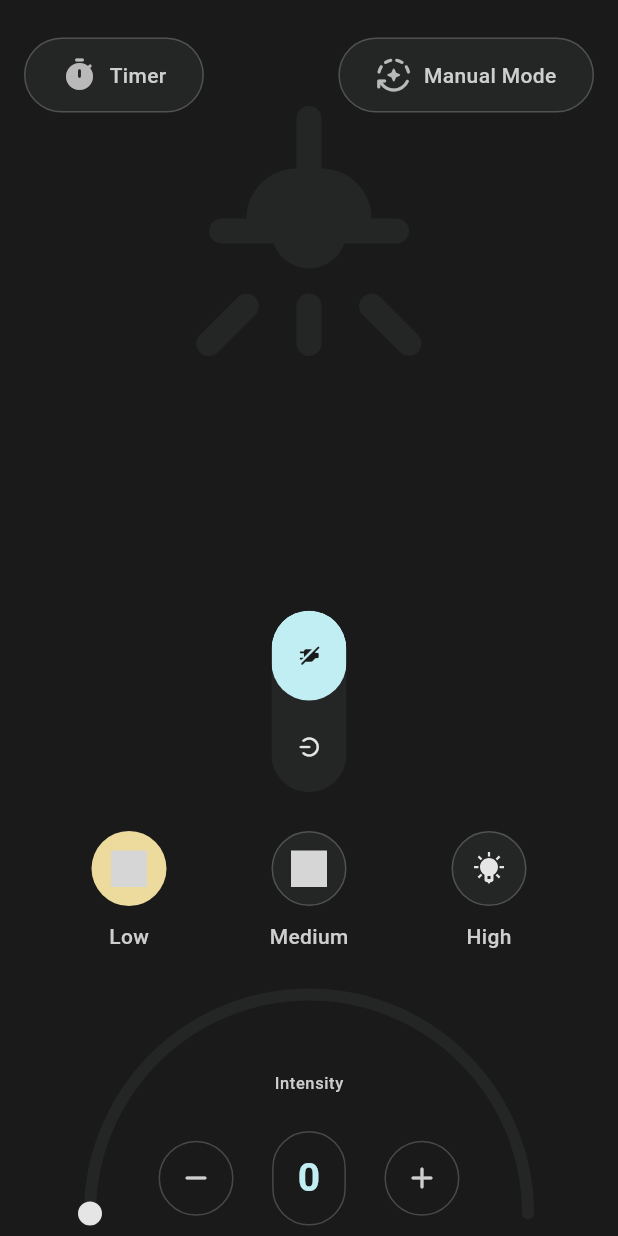
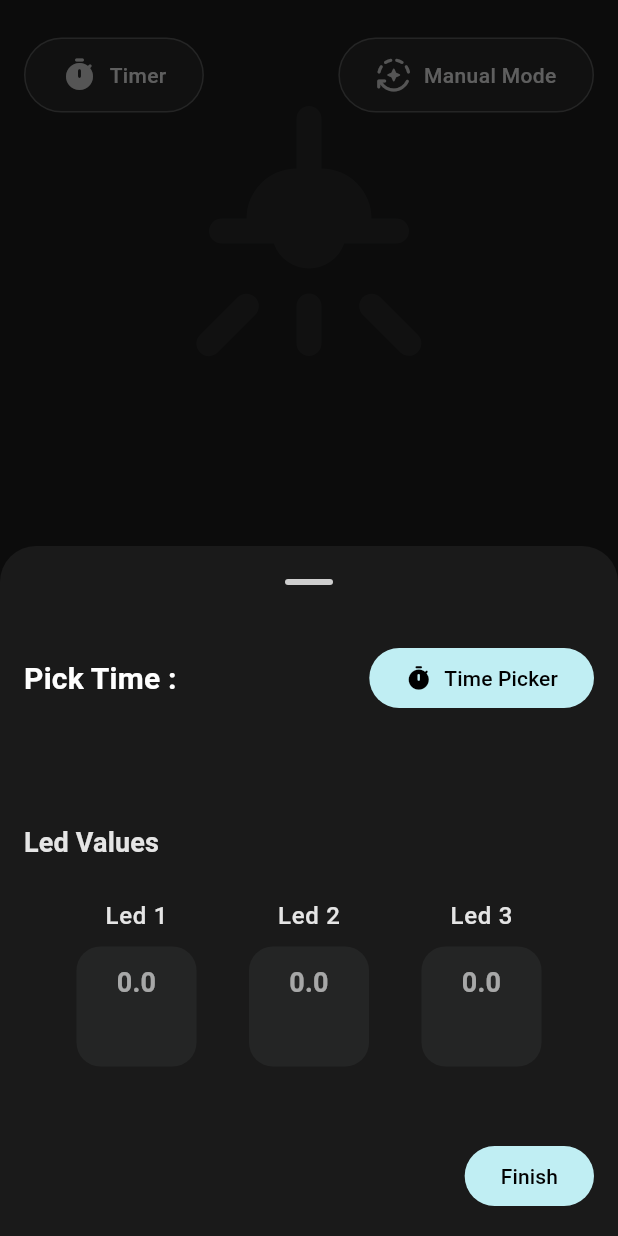
Before and after one commit to KenStarry/Flutter_IOT_Based_Smart_Lighting, a Flutter app: the screen it shows after launch, after a tap on "Timer", on a phone screen of 412 x 824 dp. Run offline on Flutter 3.47's test engine with Material 3 defaults, Android fonts, the phone set to English and light mode, and no system bars; drawn by our look-alikes of sleek_circular_slider, toggle_switch; our stand-ins replace cloud_firestore, firebase_core, flutter_svg, get, slider_button; accounts and stored records are empty; grey boxes are pictures that could not be loaded.

Commit message:
Time picker bottomsheets

```diff
--- a/lib/feature_home/presentation/components/led_toggles_section.dart
+++ b/lib/feature_home/presentation/components/led_toggles_section.dart
@@ -1,6 +1,8 @@
 import 'package:flutter/material.dart';
 import 'package:get/get.dart';
 import 'package:smart_lighting/feature_home/presentation/components/led_pill.dart';
+import 'package:smart_lighting/feature_home/presentation/components/open_bottom_sheet.dart';
+import 'package:smart_lighting/feature_home/presentation/components/time_picker_bottom_sheet.dart';
 import 'package:smart_lighting/feature_home/presentation/controller/home_controller.dart';
 
 class LedTogglesSection extends StatefulWidget {
@@ -33,15 +35,14 @@ class _LedTogglesSectionState extends State<LedTogglesSection> {
         crossAxisAlignment: CrossAxisAlignment.center,
         children: [
           //  timer mode
-          Obx(
-                () => LedPill(
-                title: 'Timer',
-                icon: Icon(Icons.timer_rounded),
-                isActive: false,
-                onTap: () {
+          LedPill(
+              title: 'Timer',
+              icon: Icon(Icons.timer_rounded),
+              isActive: false,
+              onTap: () async {
 
-                }),
-          ),
+                openBottomSheet(content: TimePickerBottomSheet(), onComplete: (){});
+              }),
 
           //  manual mode
           Obx(
--- /dev/null
+++ b/lib/feature_home/presentation/components/open_bottom_sheet.dart
@@ -0,0 +1,27 @@
+import 'package:flutter/material.dart';
+import 'package:get/get.dart';
+
+void openBottomSheet(
+        {required Widget content,
+        required VoidCallback onComplete,
+        double height = 400,
+        bool isElevated = false}) =>
+    showModalBottomSheet(
+      isDismissible: true,
+      enableDrag: true,
+      isScrollControlled: true,
+      useSafeArea: true,
+      context: Get.context!,
+      builder: (context) => isElevated
+          ? Container(
+              height: height,
+              width: double.infinity,
+              padding: const EdgeInsets.all(16),
+              decoration: BoxDecoration(
+                borderRadius: BorderRadius.circular(32),
+                color: Theme.of(context).scaffoldBackgroundColor,
+              ),
+              child: content,
+            )
+          : content,
+    ).whenComplete(() => onComplete());
--- /dev/null
+++ b/lib/feature_home/presentation/components/time_picker_bottom_sheet.dart
@@ -0,0 +1,214 @@
+import 'package:flutter/material.dart';
+
+class TimePickerBottomSheet extends StatefulWidget {
+  const TimePickerBottomSheet({super.key});
+
+  @override
+  State<TimePickerBottomSheet> createState() => _TimePickerBottomSheetState();
+}
+
+class _TimePickerBottomSheetState extends State<TimePickerBottomSheet> {
+  TimeOfDay? time;
+
+  @override
+  Widget build(BuildContext context) {
+    return Padding(
+      padding:
+          EdgeInsets.only(bottom: MediaQuery.of(context).viewInsets.bottom),
+      child: Container(
+        width: double.infinity,
+        height: MediaQuery.of(context).size.height * 0.5,
+        padding: const EdgeInsets.all(16),
+        color: Theme.of(context).scaffoldBackgroundColor,
+        child: Column(
+          crossAxisAlignment: CrossAxisAlignment.start,
+          mainAxisAlignment: MainAxisAlignment.spaceBetween,
+          children: [
+            Column(
+              children: [
+                Row(
+                  mainAxisAlignment: MainAxisAlignment.spaceBetween,
+                  children: [
+                    Text("Pick Time :",
+                        style: Theme.of(context).textTheme.titleMedium),
+                    FilledButton(
+                        onPressed: () async {
+                          final TimeOfDay? pickedTime = await showTimePicker(
+                              context: context, initialTime: TimeOfDay.now());
+
+                          setState(() {
+                            time = pickedTime;
+                          });
+                        },
+                        child: Row(
+                          children: [
+                            Icon(Icons.timer_rounded, color: Colors.black),
+                            const SizedBox(width: 8),
+                            Text(
+                              'Time Picker',
+                              style: TextStyle(
+                                  fontSize: Theme.of(context)
+                                      .textTheme
+                                      .bodyMedium!
+                                      .fontSize,
+                                  fontWeight: Theme.of(context)
+                                      .textTheme
+                                      .bodyMedium!
+                                      .fontWeight,
+                                  color: Colors.black),
+                            ),
+                          ],
+                        ))
+                  ],
+                ),
+                const SizedBox(height: 24),
+                time != null
+                    ? Text(
+                    "Manipulate Leds at ${time!.hourOfPeriod} : ${time!.minute < 10 ? "0${time!.minute}" : time!.minute} ${time!.period.name}",
+                    style: Theme.of(context).textTheme.bodyMedium)
+                    : SizedBox.shrink(),
+              ],
+            ),
+
+            Column(
+              crossAxisAlignment: CrossAxisAlignment.start,
+              children: [
+                Text('Led Values', style: Theme.of(context).textTheme.titleSmall),
+                const SizedBox(height: 24),
+                Row(
+                  mainAxisAlignment: MainAxisAlignment.spaceEvenly,
+                  children: [
+                    Column(
+                      children: [
+                        Text('Led 1',
+                            style: Theme.of(context).textTheme.bodyLarge),
+                        const SizedBox(height: 8),
+                        Container(
+                            width: 80,
+                            height: 80,
+                            decoration: BoxDecoration(
+                              borderRadius: BorderRadius.circular(16),
+                              color: Theme.of(context).primaryColorDark,
+                            ),
+                            child: SizedBox(
+                              height: double.infinity,
+                              width: double.infinity,
+                              child: TextField(
+                                textAlign: TextAlign.center,
+                                style: Theme.of(context).textTheme.titleSmall,
+                                decoration: InputDecoration(
+                                    hintText: '0.0',
+                                    hintStyle: TextStyle(
+                                        fontSize: Theme.of(context)
+                                            .textTheme
+                                            .titleSmall!
+                                            .fontSize,
+                                        fontWeight: Theme.of(context)
+                                            .textTheme
+                                            .titleSmall!
+                                            .fontWeight,
+                                        color: Colors.white.withOpacity(0.6)),
+                                    border: InputBorder.none,
+                                    focusedBorder: InputBorder.none),
+                              ),
+                            )),
+                      ],
+                    ),
+                    Column(
+                      children: [
+                        Text('Led 2',
+                            style: Theme.of(context).textTheme.bodyLarge),
+                        const SizedBox(height: 8),
+                        Container(
+                            width: 80,
+                            height: 80,
+                            decoration: BoxDecoration(
+                              borderRadius: BorderRadius.circular(16),
+                              color: Theme.of(context).primaryColorDark,
+                            ),
+                            child: SizedBox(
+                              height: double.infinity,
+                              width: double.infinity,
+                              child: TextField(
+                                textAlign: TextAlign.center,
+                                style: Theme.of(context).textTheme.titleSmall,
+                                decoration: InputDecoration(
+                                    hintText: '0.0',
+                                    hintStyle: TextStyle(
+                                        fontSize: Theme.of(context)
+                                            .textTheme
+                                            .titleSmall!
+                                            .fontSize,
+                                        fontWeight: Theme.of(context)
+                                            .textTheme
+                                            .titleSmall!
+                                            .fontWeight,
+                                        color: Colors.white.withOpacity(0.6)),
+                                    border: InputBorder.none,
+                                    focusedBorder: InputBorder.none),
+                              ),
+                            )),
+                      ],
+                    ),
+                    Column(
+                      children: [
+                        Text('Led 3',
+                            style: Theme.of(context).textTheme.bodyLarge),
+                        const SizedBox(height: 8),
+                        Container(
+                            width: 80,
+                            height: 80,
+                            decoration: BoxDecoration(
+                              borderRadius: BorderRadius.circular(16),
+                              color: Theme.of(context).primaryColorDark,
+                            ),
+                            child: SizedBox(
+                              height: double.infinity,
+                              width: double.infinity,
+                              child: TextField(
+                                textAlign: TextAlign.center,
+                                style: Theme.of(context).textTheme.titleSmall,
+                                decoration: InputDecoration(
+                                    hintText: '0.0',
+                                    hintStyle: TextStyle(
+                                        fontSize: Theme.of(context)
+                                            .textTheme
+                                            .titleSmall!
+                                            .fontSize,
+                                        fontWeight: Theme.of(context)
+                                            .textTheme
+                                            .titleSmall!
+                                            .fontWeight,
+                                        color: Colors.white.withOpacity(0.6)),
+                                    border: InputBorder.none,
+                                    focusedBorder: InputBorder.none),
+                              ),
+                            )),
+                      ],
+                    ),
+                  ],
+                ),
+              ],
+            ),
+            Align(
+              alignment: Alignment.centerRight,
+              child: FilledButton(
+                  onPressed: () {
+                    //  save these values to be used later
+                  },
+                  child: Text('Finish',
+                      style: TextStyle(
+                          fontSize:
+                              Theme.of(context).textTheme.bodyMedium!.fontSize,
+                          fontWeight: Theme.of(context)
+                              .textTheme
+                              .bodyMedium!
+                              .fontWeight,
+                          color: Colors.black))),
+            )
+          ],
+        ),
+      ),
+    );
+  }
+}
--- a/lib/feature_home/presentation/controller/home_controller.dart
+++ b/lib/feature_home/presentation/controller/home_controller.dart
@@ -74,13 +74,16 @@ class HomeController extends GetxController {
 
   Future<void> setSleepTimer({required Duration duration}) async {
     final receivePort = ReceivePort();
-    sleepTimerIsolate.value = await Isolate.spawn(setTimer,
+    final myIsolate = await Isolate.spawn(setTimer,
         SetTimerModel(sendPort: receivePort.sendPort, duration: duration));
+
+    sleepTimerIsolate.value = myIsolate;
 
     receivePort.listen((remainingTime) {
       sleepTimerPeriod.value = remainingTime;
 
       if (remainingTime == 0) {
+        myIsolate.kill(priority: 1);
         sleepTimerIsolate.value = null;
       }
     });
--- a/lib/theme/my_theme.dart
+++ b/lib/theme/my_theme.dart
@@ -10,6 +10,22 @@ class MyTheme {
       primaryColorDark: bgColorDarkModeAlt,
       scaffoldBackgroundColor: bgColorDarkMode,
       iconTheme: const IconThemeData(color: textWhite300),
+      timePickerTheme: TimePickerThemeData(
+          backgroundColor: bgColorDarkMode,
+          cancelButtonStyle: ButtonStyle(
+              backgroundColor: MaterialStateProperty.all(bgColorDarkMode),
+              foregroundColor: MaterialStateProperty.all(accent)),
+          confirmButtonStyle: ButtonStyle(
+              backgroundColor: MaterialStateProperty.all(bgColorDarkMode),
+              foregroundColor: MaterialStateProperty.all(accent)),
+          dialBackgroundColor: bgColorDarkModeAlt,
+          dialTextColor: Colors.white,
+          hourMinuteColor: bgColorDarkModeAlt,
+          hourMinuteTextColor: Colors.white,
+          dialHandColor: gold,
+          entryModeIconColor: gold,
+          dayPeriodTextColor: accent,
+          dayPeriodBorderSide: BorderSide.none),
       floatingActionButtonTheme: const FloatingActionButtonThemeData(
           backgroundColor: accent, foregroundColor: textWhite700),
       textButtonTheme: TextButtonThemeData(
@@ -36,6 +52,7 @@ class MyTheme {
             borderRadius: BorderRadius.only(
                 topLeft: Radius.circular(24), topRight: Radius.circular(24))),
       ),
+      cardTheme: CardTheme(color: bgColorDarkMode),
       useMaterial3: true,
       fontFamily: 'Roboto',
       textTheme: const TextTheme(
```
